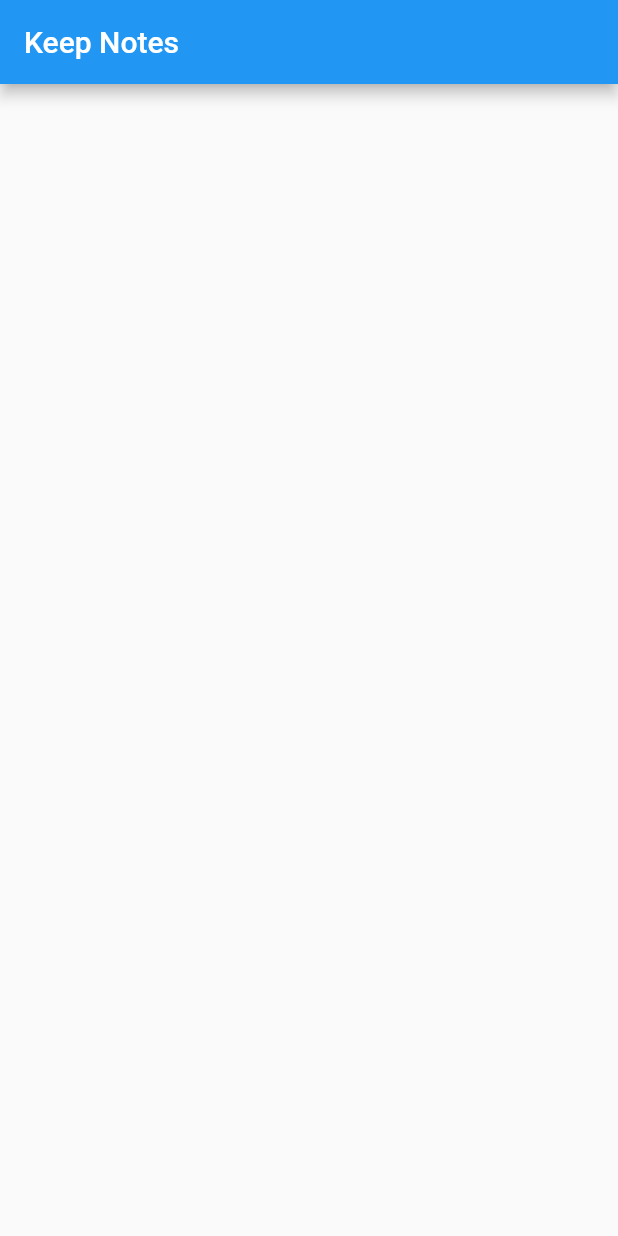
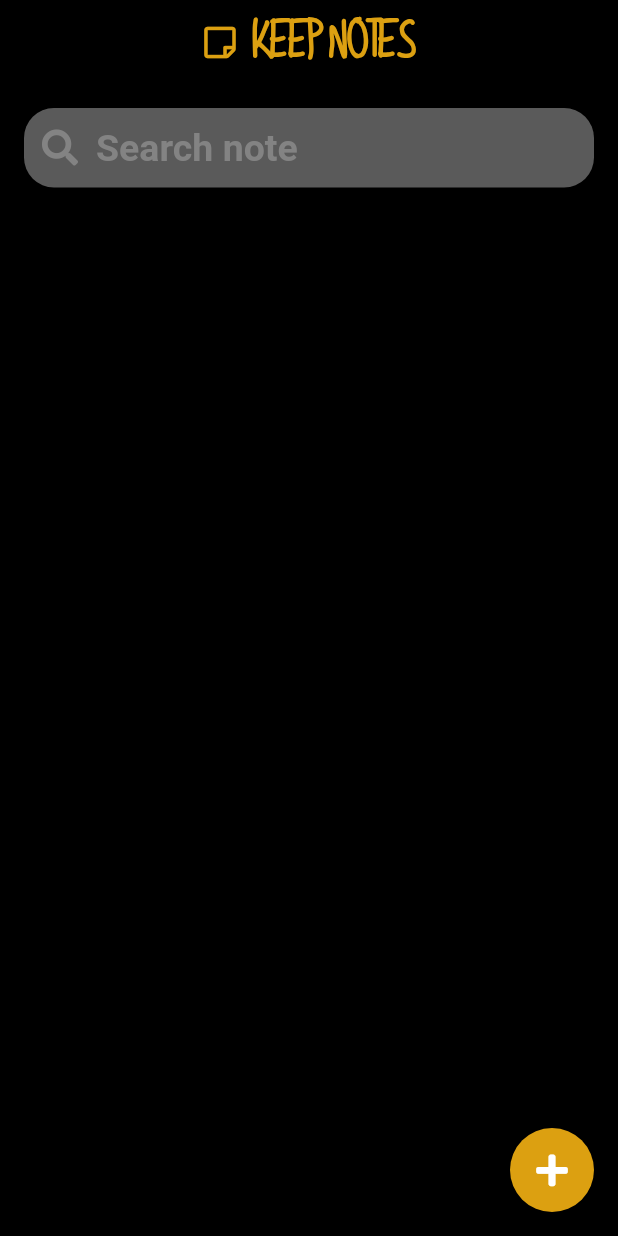
Before and after one commit to anuprajvarma/keep_notes, a Flutter app: the screen it shows after launch, on a phone screen of 412 x 824 dp. Run offline on Flutter 3.47's test engine with Material 2 defaults, Android fonts, the phone set to English and light mode, and no system bars; our stand-ins replace font_awesome_flutter.

Commit message:
created home screen ui

```diff
--- /dev/null
+++ b/lib/components/myTextfield.dart
@@ -0,0 +1,41 @@
+import 'package:flutter/material.dart';
+import 'package:font_awesome_flutter/font_awesome_flutter.dart';
+import 'package:keep_notes/constants/colorScheme.dart';
+
+class MyTextField extends StatelessWidget {
+  String hintString;
+
+  MyTextField({this.hintString = ''});
+
+  @override
+  Widget build(BuildContext context) {
+    return Padding(
+      padding: EdgeInsets.symmetric(horizontal: 16, vertical: 16),
+      child: Container(
+        decoration: BoxDecoration(
+          borderRadius: BorderRadius.circular(20.0),
+          color: AppColorScheme.grey3,
+        ),
+        child: TextField(
+          cursorHeight: 25,
+          maxLines: 1,
+          decoration: InputDecoration(
+              border: InputBorder.none,
+              hintText: hintString,
+              hintStyle: TextStyle(
+                  color: AppColorScheme.grey1,
+                  fontWeight: FontWeight.bold,
+                  fontSize: 25),
+              prefixIcon: Icon(
+                FontAwesomeIcons.search,
+                color: AppColorScheme.grey1,
+              ),
+              counterStyle: TextStyle(
+                color: Colors.white,
+              )),
+          style: TextStyle(color: Colors.white, fontSize: 25),
+        ),
+      ),
+    );
+  }
+}
--- a/lib/constants/colorScheme.dart
+++ b/lib/constants/colorScheme.dart
@@ -1,8 +1,9 @@
 import 'package:flutter/material.dart';
 
-class ColorScheme{
-    static Color dark= Color(0xff54436B);
-    static Color green3= Color(0xff50CB93);
-    static Color green2= Color(0xff71EFA3);
-    static Color green1= Color(0xffACFFAD);
+class AppColorScheme {
+  static Color dark = Color(0xff000000);
+  static Color grey3 = Color(0xff5a5a5a);
+  static Color grey2 = Color(0xff202020);
+  static Color grey1 = Color(0xff838383);
+  static Color yellow = Color(0xffdca011);
 }
--- a/lib/home.dart
+++ /dev/null
@@ -1,21 +0,0 @@
-import 'package:flutter/material.dart';
-
-
-class Home extends StatefulWidget {
-  const Home({ Key? key }) : super(key: key);
-
-  @override
-  _HomeState createState() => _HomeState();
-}
-
-class _HomeState extends State<Home> {
-  @override
-  Widget build(BuildContext context) {
-    return Scaffold(
-        appBar:  AppBar(
-          title: Text('Keep Notes'),
-
-        ),
-    );
-  }
-}
--- a/lib/main.dart
+++ b/lib/main.dart
@@ -1,16 +1,22 @@
 import 'package:flutter/material.dart';
-import 'package:keep_notes/home.dart';
+import 'package:keep_notes/constants/colorScheme.dart';
+import 'package:keep_notes/screens/home.dart';
 
 void main() {
   runApp(MyApp());
 }
 
 class MyApp extends StatelessWidget {
-  const MyApp({ Key? key }) : super(key: key);
+  const MyApp({Key? key}) : super(key: key);
 
   @override
   Widget build(BuildContext context) {
     return MaterialApp(
+      theme: ThemeData(
+        accentColor: AppColorScheme.yellow,
+        scaffoldBackgroundColor: AppColorScheme.dark,
+        primaryColor: AppColorScheme.dark,
+      ),
       home: Home(),
     );
   }
--- /dev/null
+++ b/lib/screens/home.dart
@@ -0,0 +1,60 @@
+import 'package:flutter/material.dart';
+import 'package:font_awesome_flutter/font_awesome_flutter.dart';
+import 'package:keep_notes/constants/colorScheme.dart';
+
+import '../components/myTextfield.dart';
+
+class Home extends StatefulWidget {
+  const Home({Key? key}) : super(key: key);
+
+  @override
+  _HomeState createState() => _HomeState();
+}
+
+class _HomeState extends State<Home> {
+  List notes = [];
+
+  @override
+  Widget build(BuildContext context) {
+    return Scaffold(
+      appBar: AppBar(
+        title: Row(
+          mainAxisAlignment: MainAxisAlignment.center,
+          children: [
+            Icon(
+              FontAwesomeIcons.stickyNote,
+              color: AppColorScheme.yellow,
+            ),
+            SizedBox(
+              width: 10.0,
+            ),
+            Text(
+              'KEEP NOTES',
+              style: TextStyle(
+                  color: AppColorScheme.yellow,
+                  fontFamily: 'Alphabet',
+                  fontWeight: FontWeight.bold,
+                  fontSize: 40.0),
+            )
+          ],
+        ),
+      ),
+      body: SingleChildScrollView(
+        child: Column(
+          children: [
+            MyTextField(
+              hintString: 'Search note',
+            ),
+          ],
+        ),
+      ),
+      floatingActionButton: FloatingActionButton(
+        onPressed: () {},
+        child: FaIcon(
+          FontAwesomeIcons.plus,
+          color: Colors.white,
+        ),
+      ),
+    );
+  }
+}
```
Also changed, not shown: pubspec.yaml (+5 -7 lines), fonts/alphabet.ttf (added), lib/screens/newNote.dart (added), pubspec.lock.
